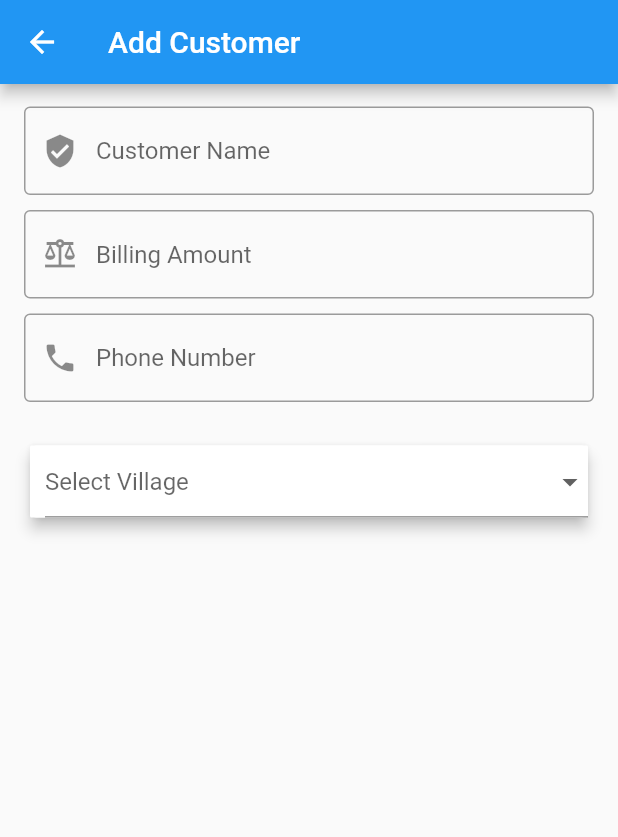
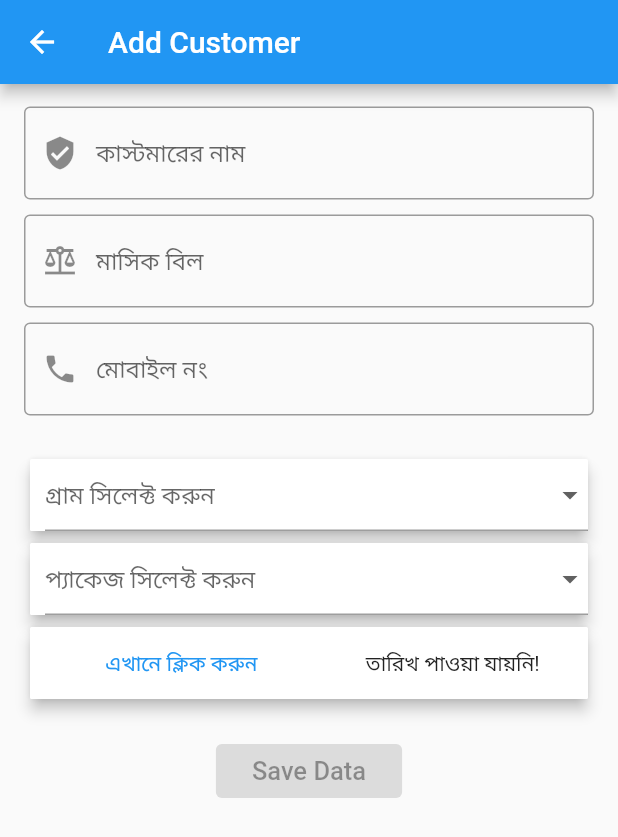
Before and after one commit to Morshed-islam/isp_bill_collection, a Flutter app: the AddCustomer screen opened by its route, on a phone screen of 412 x 824 dp. Shown: the top 837 px of the screen. Run offline on Flutter 3.47's test engine with Material 2 defaults, Android fonts, the phone set to English and light mode, and no system bars; our stand-ins replace cloud_firestore, firebase_auth, firebase_core, google_fonts, lottie; accounts and stored records are empty.

Commit message:
add customer design

```diff
--- a/lib/model/customer.dart
+++ b/lib/model/customer.dart
@@ -1,4 +1,4 @@
-class Customer {
+class CustomerModel {
   String? id;
   String name;
   String village;
@@ -7,7 +7,7 @@ class Customer {
   String? image;
   String package;
 
-  Customer(
+  CustomerModel(
       {this.id,
       required this.name,
       required this.village,
@@ -15,4 +15,29 @@ class Customer {
       required this.bill,
       this.image,
       required this.package});
+
+  Map<String,dynamic> toMap () {
+    var map = <String,dynamic>{
+      'id' : id,
+      'name' : name,
+      'village' : village,
+      'phone' : phone,
+      'bill' : bill,
+      'image' : image,
+      'package' : package,
+    };
+    return map;
+  }
+
+
+  factory CustomerModel.fromMap(Map<String,dynamic> map) => CustomerModel(
+      id: map['id'],
+      name: map['name'],
+      village: map['village'],
+      phone: map['phone'],
+      bill: map['bill'],
+      image: map['image'],
+      package: map['package']);
+
+
 }
--- a/lib/pages/add_customer.dart
+++ b/lib/pages/add_customer.dart
@@ -1,23 +1,25 @@
 import 'package:flutter/material.dart';
 import 'package:flutter/services.dart';
+import 'package:intl/intl.dart';
+import 'package:isp_bill_collection/model/customer.dart';
 
 const _packageDropdownList = [
-  '1Mbps',
-  '2Mbps',
-  '3Mbps',
-  '4Mbps',
-  '5Mbps',
-  'Hotpost'
+  '১ Mbps',
+  '২ Mbps',
+  '৩ Mbps',
+  '৪ Mbps',
+  '৫ Mbps',
+  'হটস্পট'
 ];
 const _villageDropdownList = [
-  'Jhalkhur',
-  'BombuPara',
-  'SatiyanPara',
-  'VitaPara',
-  'Apsun',
-  'Saduria',
-  'Bolorampur',
-  'Kichok'
+  'ঝালখুর',
+  'বম্বুপাড়া',
+  'ছাতিয়ানপাড়া',
+  'ভিটাপাড়া ',
+  'আপসুন ',
+  'সাদুরিয়া',
+  'বলরাম্পুর',
+  'কিচক'
 ];
 
 class AddCustomer extends StatefulWidget {
@@ -36,6 +38,7 @@ class _AddCustomerState extends State<AddCustomer> {
 
   String? package;
   String? village;
+  DateTime? dateTime;
 
   @override
   void dispose() {
@@ -68,7 +71,7 @@ class _AddCustomerState extends State<AddCustomer> {
                     keyboardType: TextInputType.name,
                     decoration: InputDecoration(
                       border: OutlineInputBorder(),
-                      hintText: 'Customer Name',
+                      hintText: 'কাস্টমারের নাম',
                       prefixIcon: Icon(Icons.verified_user),
                     ),
                     validator: (value) {
@@ -86,7 +89,7 @@ class _AddCustomerState extends State<AddCustomer> {
                     keyboardType: TextInputType.number,
                     decoration: InputDecoration(
                       border: OutlineInputBorder(),
-                      hintText: 'Billing Amount',
+                      hintText: 'মাসিক বিল',
                       prefixIcon: Icon(Icons.balance),
                     ),
                     validator: (value) {
@@ -104,7 +107,7 @@ class _AddCustomerState extends State<AddCustomer> {
                     keyboardType: TextInputType.phone,
                     decoration: InputDecoration(
                       border: OutlineInputBorder(),
-                      hintText: 'Phone Number',
+                      hintText: 'মোবাইল নং',
                       prefixIcon: Icon(Icons.phone),
                     ),
                     validator: (value) {
@@ -125,12 +128,11 @@ class _AddCustomerState extends State<AddCustomer> {
                     child: Container(
                       padding: const EdgeInsets.only(left: 10),
                       decoration: BoxDecoration(
-                          color: Colors.white,
+                        color: Colors.white,
                         borderRadius: BorderRadius.circular(1.0),
-
                       ),
                       child: DropdownButtonFormField<String>(
-                        hint: Text('Select Village'),
+                        hint: Text('গ্রাম সিলেক্ট করুন'),
                         value: village,
                         onChanged: (value) {
                           village = value;
@@ -141,10 +143,95 @@ class _AddCustomerState extends State<AddCustomer> {
                                   value: e,
                                 ))
                             .toList(),
+                          validator: (value) {
+                            if (value == null || value.isEmpty) {
+                              return 'Error....';
+                            }
+                            return null;
+                          },
                       ),
                     ),
                   ),
-                )
+                ),
+                Padding(
+                  padding: const EdgeInsets.only(left: 16.0, right: 16.0),
+                  child: Card(
+                    elevation: 4,
+                    child: Container(
+                      padding: const EdgeInsets.only(left: 10),
+                      decoration: BoxDecoration(
+                        color: Colors.white,
+                        borderRadius: BorderRadius.circular(1.0),
+                      ),
+                      child: DropdownButtonFormField<String>(
+                        hint: Text('প্যাকেজ সিলেক্ট করুন'),
+
+                        value: package,
+                        onChanged: (value) {
+                          package = value;
+                        },
+                        items: _packageDropdownList
+                            .map((e) => DropdownMenuItem(
+                                  child: (Text(e)),
+                                  value: e,
+                                ))
+                            .toList(),
+                        validator: (value) {
+                          if (value == null || value.isEmpty) {
+                            return 'Error....';
+                          }
+                          return null;
+                        },
+                      ),
+                    ),
+                  ),
+                ),
+
+
+                Padding(
+                  padding: const EdgeInsets.only(left: 16.0, right: 16.0),
+                  child: Card(
+                    elevation: 4,
+                    child: Container(
+                      padding: const EdgeInsets.only(left: 10),
+                      decoration: BoxDecoration(
+                        color: Colors.white,
+                        borderRadius: BorderRadius.circular(1.0),
+                      ),
+                      child: Row(
+                        mainAxisAlignment: MainAxisAlignment.spaceAround,
+                        children: [
+                          TextButton(
+                            child: Text('এখানে ক্লিক করুন'),
+                            onPressed: _showDatePickerDialog,
+                          ),
+
+                          Text(dateTime == null ? 'তারিখ পাওয়া যায়নি!' : DateFormat('dd/mm/yyyy').format(dateTime!) )
+                        ],
+                      ),
+                    ),
+                  ),
+                ),
+
+                SizedBox(height: 20,),
+
+                Padding(
+                  padding: const EdgeInsets.only(left: 16.0, right: 16.0),
+                  child:  InkWell(
+                    child: Center(
+                      child: ElevatedButton(
+                            child: Padding(
+                              padding: const EdgeInsets.all(8.0),
+                              child: Text('Save Data',style: TextStyle(fontSize: 17,),),
+                            ),
+                            onPressed: _savaDateToFirebasedb(),
+                          ),
+                        ),
+                  ),
+                  ),
+
+
+
               ],
             ),
           )
@@ -152,4 +239,36 @@ class _AddCustomerState extends State<AddCustomer> {
       ),
     );
   }
+
+  _showDatePickerDialog() async{
+
+    final _selectedDate = await showDatePicker(
+        context: context,
+        initialDate: DateTime.now(),
+        firstDate: DateTime(DateTime.now().year-1),
+        lastDate: DateTime.now()
+    );
+
+    if(_selectedDate != null){
+      setState((){
+        dateTime = _selectedDate;
+      });
+    }
+
+  }
+
+  _savaDateToFirebasedb() {
+
+    // if(_formKey.currentState!.validate()){
+    //   final customerModel = CustomerModel(
+    //       name: _nameController.text,
+    //       village: village!,
+    //       bill: num.parse(_billController.text),
+    //       package: package!
+    //
+    //   );
+
+    // }
+
+  }
 }
--- a/pubspec.yaml
+++ b/pubspec.yaml
@@ -42,6 +42,7 @@ dependencies:
   provider: ^6.0.2
   image_picker: ^0.8.4+7
   lottie: ^1.3.0
+  google_fonts: ^3.0.1
 
 dev_dependencies:
   flutter_test:
```
Also changed, not shown: lib/db/db_helper.dart (added, +16 -0 lines), lib/pages/home_page.dart (+13 -12 lines), pubspec.lock.
